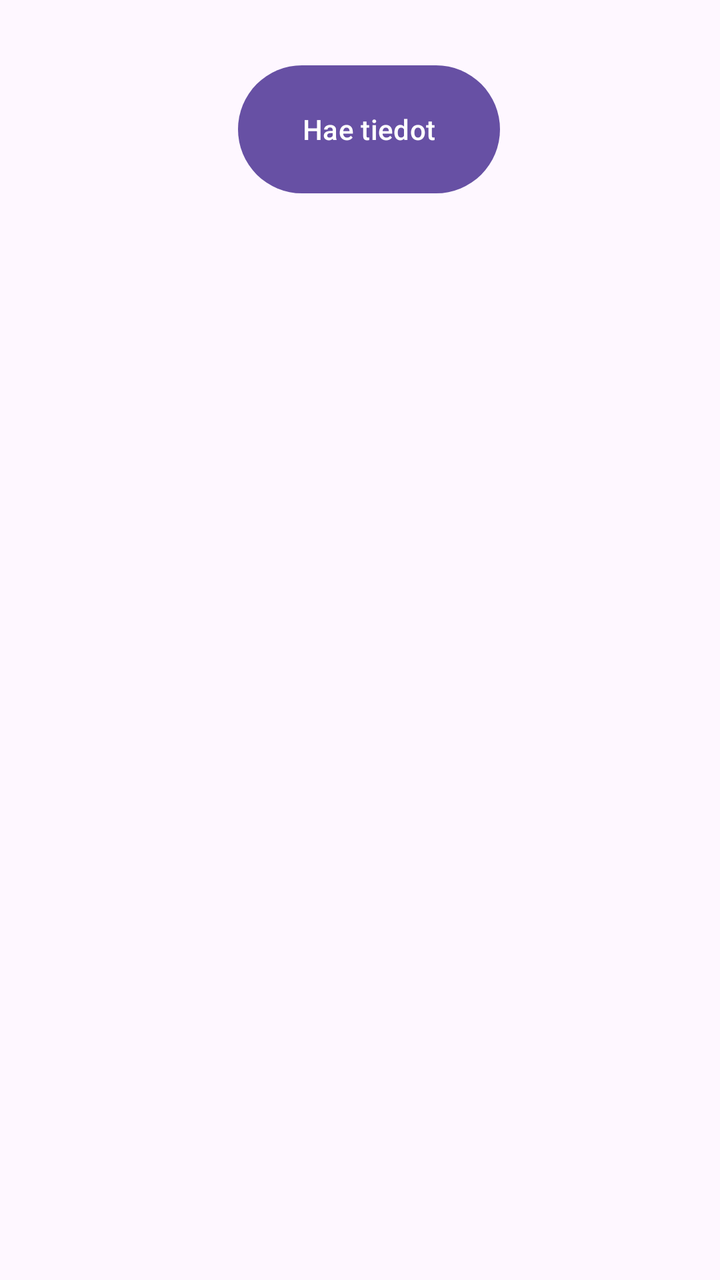
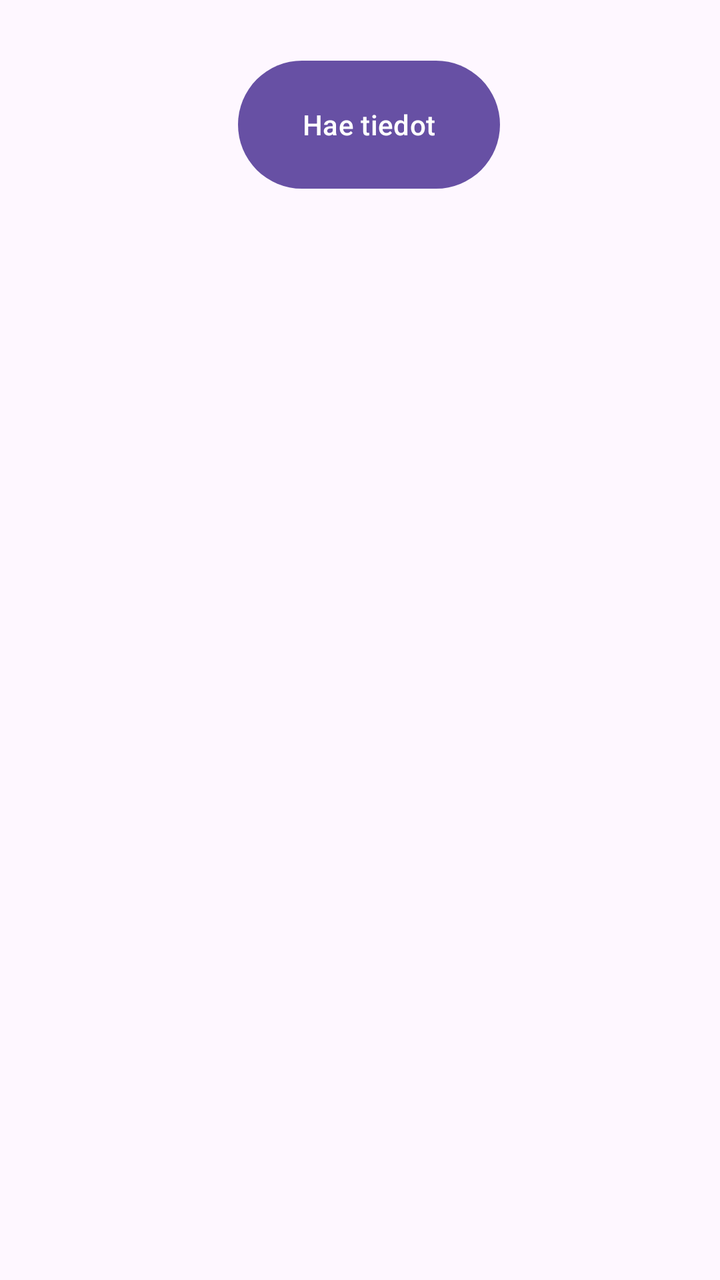

An Android layout rendered at two revisions. The XML below is the earlier revision; the diff shows what the commit changed to produce the second picture.
<!-- AndroidManifest.xml: application theme Theme.OO_Ohjelmointi_Projekti -->
<!-- res/layout/activity_main.xml -->
<?xml version="1.0" encoding="utf-8"?>
<androidx.constraintlayout.widget.ConstraintLayout xmlns:android="http://schemas.android.com/apk/res/android"
    xmlns:app="http://schemas.android.com/apk/res-auto"
    xmlns:tools="http://schemas.android.com/tools"
    android:id="@+id/SearchButton"
    android:layout_width="match_parent"
    android:layout_height="match_parent"
    tools:context=".MainActivity">

    <EditText
        android:id="@+id/CityNameEdit"
        android:layout_width="wrap_content"
        android:layout_height="wrap_content"
        android:layout_marginStart="102dp"
        android:layout_marginTop="50dp"
        android:layout_marginEnd="99dp"
        android:layout_marginBottom="673dp"
        android:ems="10"
        android:hint="Syötä kunta"
        android:inputType="text"
        app:layout_constraintBottom_toBottomOf="parent"
        app:layout_constraintEnd_toEndOf="parent"
        app:layout_constraintStart_toStartOf="parent"
        app:layout_constraintTop_toTopOf="parent" />

    <Button
        android:id="@+id/CityInfoSearchButton"
        android:layout_width="131dp"
        android:layout_height="72dp"
        android:layout_marginStart="160dp"
        android:layout_marginTop="10dp"
        android:layout_marginEnd="168dp"
        android:layout_marginBottom="500dp"
        android:onClick="searchDataMainActivity"
        android:text="Hae tiedot"
        app:layout_constraintBottom_toBottomOf="parent"
        app:layout_constraintEnd_toEndOf="parent"
        app:layout_constraintHorizontal_bias="0.416"
        app:layout_constraintStart_toStartOf="parent"
        app:layout_constraintTop_toBottomOf="@+id/CityNameEdit"
        app:layout_constraintVertical_bias="0.439" />

    <androidx.recyclerview.widget.RecyclerView
        android:id="@+id/SearchedCitiesRV"
        android:layout_width="348dp"
        android:layout_height="246dp"
        android:layout_marginStart="30dp"
        android:layout_marginTop="5dp"
        android:layout_marginEnd="30dp"
        android:layout_marginBottom="50dp"
        app:layout_constraintBottom_toBottomOf="parent"
        app:layout_constraintEnd_toEndOf="parent"
        app:layout_constraintHorizontal_bias="0.0"
        app:layout_constraintStart_toStartOf="parent"
        app:layout_constraintTop_toBottomOf="@+id/TextView" />

    <TextView
        android:id="@+id/TextView"
        android:layout_width="wrap_content"
        android:layout_height="wrap_content"
        android:layout_marginStart="40dp"
        android:layout_marginTop="500dp"
        android:layout_marginEnd="323dp"
        android:text="Viimeksi haetut kunnat:"
        android:textSize="26sp"
        android:textStyle="bold"
        app:layout_constraintBottom_toTopOf="@+id/SearchedCitiesRV"
        app:layout_constraintEnd_toEndOf="parent"
        app:layout_constraintHorizontal_bias="0.0"
        app:layout_constraintStart_toStartOf="parent"
        app:layout_constraintTop_toTopOf="parent"
        app:layout_constraintVertical_bias="0.0" />

    <TextView
        android:id="@+id/StatusText"
        android:layout_width="266dp"
        android:layout_height="80dp"
        android:layout_marginStart="178dp"
        android:layout_marginTop="40dp"
        android:layout_marginEnd="175dp"
        android:layout_marginBottom="99dp"
        android:textAlignment="center"
        app:layout_constraintBottom_toTopOf="@+id/TextView"
        app:layout_constraintEnd_toEndOf="parent"
        app:layout_constraintHorizontal_bias="0.509"
        app:layout_constraintStart_toStartOf="parent"
        app:layout_constraintTop_toBottomOf="@+id/CityInfoSearchButton"
        app:layout_constraintVertical_bias="0.0" />

</androidx.constraintlayout.widget.ConstraintLayout>
<!-- resources referenced by this layout -->
<resources>
  <style name="Theme.OO_Ohjelmointi_Projekti" parent="Base.Theme.OO_Ohjelmointi_Projekti" />
  <style name="Base.Theme.OO_Ohjelmointi_Projekti" parent="Theme.Material3.DayNight.NoActionBar">
          
          
      </style>
</resources>

<!-- the commit's change to res/layout/activity_main.xml (unified diff, before → after) -->
@@ -9,8 +9,8 @@
 
     <EditText
         android:id="@+id/CityNameEdit"
-        android:layout_width="wrap_content"
-        android:layout_height="wrap_content"
+        android:layout_width="215dp"
+        android:layout_height="49dp"
         android:layout_marginStart="102dp"
         android:layout_marginTop="50dp"
         android:layout_marginEnd="99dp"
